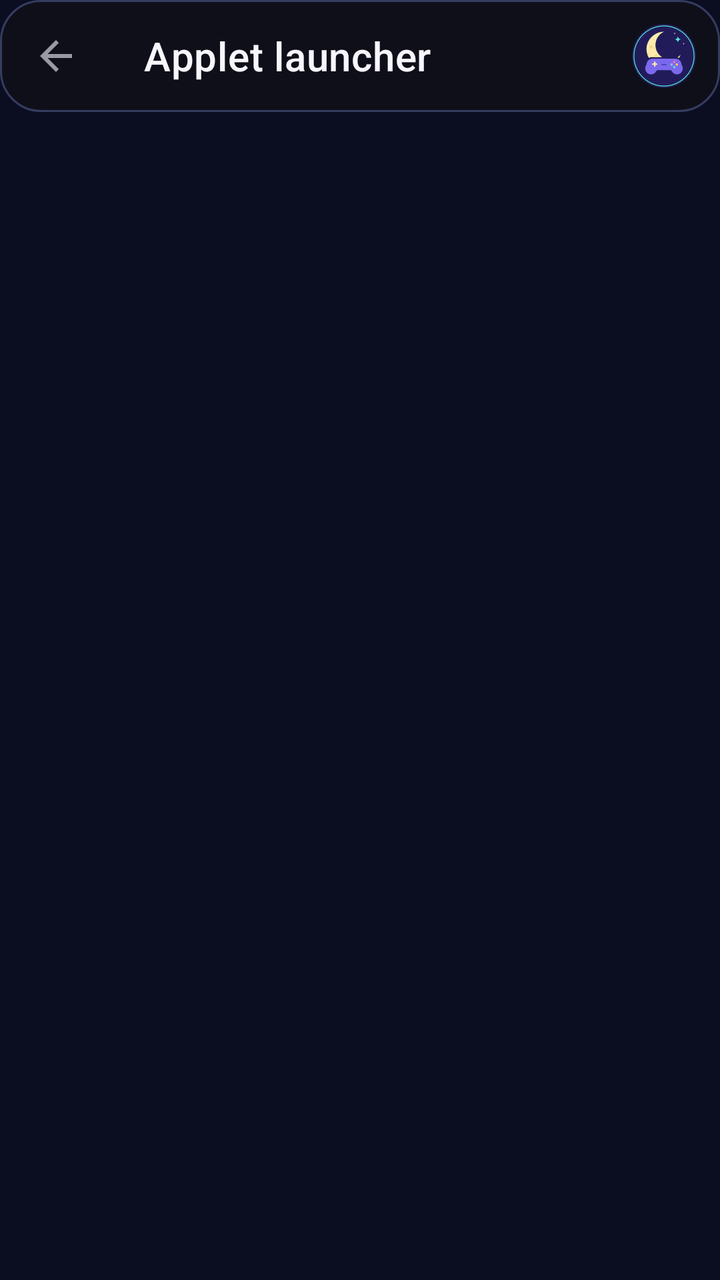
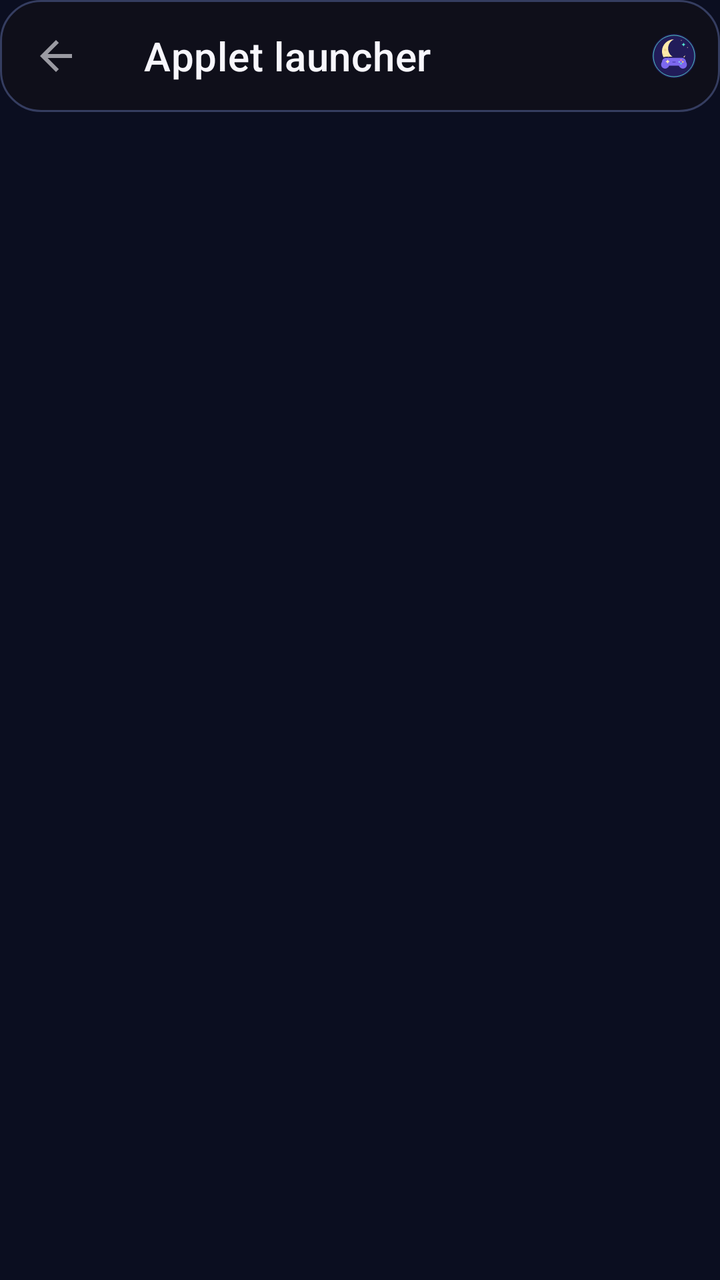

Screens rendered from an Android XML layout before and after an edit, with the pre-edit source and the edit as a unified diff.
<!-- AndroidManifest.xml: fallback theme Theme.MaterialComponents.DayNight.NoActionBar -->
<!-- res/layout/fragment_applet_launcher.xml -->
<?xml version="1.0" encoding="utf-8"?>
<androidx.coordinatorlayout.widget.CoordinatorLayout xmlns:android="http://schemas.android.com/apk/res/android"
    xmlns:app="http://schemas.android.com/apk/res-auto"
    android:id="@+id/coordinator_applets"
    android:layout_width="match_parent"
    android:layout_height="match_parent"
    android:background="@drawable/moonwitch_background">

    <com.google.android.material.appbar.AppBarLayout
        android:id="@+id/appbar_applets"
        style="@style/Widget.Eden.TransparentTopAppBarLayout"
        android:layout_width="match_parent"
        android:layout_height="wrap_content"
        android:fitsSystemWindows="true"
        android:touchscreenBlocksFocus="false">

        <com.google.android.material.appbar.MaterialToolbar
            android:id="@+id/toolbar_applets"
            style="@style/Widget.Eden.TransparentTopToolbar"
            android:layout_width="match_parent"
            android:layout_height="?attr/actionBarSize"
            android:touchscreenBlocksFocus="false"
            app:navigationIcon="@drawable/ic_back"
            app:title="@string/applets" ><ImageView android:layout_width="32dp" android:layout_height="32dp" android:layout_gravity="end" android:layout_marginEnd="12dp" android:src="@drawable/ic_moonwitch_mark" android:importantForAccessibility="no"/></com.google.android.material.appbar.MaterialToolbar>

    </com.google.android.material.appbar.AppBarLayout>

    <androidx.recyclerview.widget.RecyclerView
        android:id="@+id/list_applets"
        android:layout_width="match_parent"
        android:layout_height="match_parent"
        android:clipToPadding="false"
        app:layout_behavior="@string/appbar_scrolling_view_behavior" />

</androidx.coordinatorlayout.widget.CoordinatorLayout>
<!-- resources referenced by this layout -->
<resources>
  <!-- drawable ic_back (drawable) -->
  <vector xmlns:android="http://schemas.android.com/apk/res/android"
      android:width="24dp"
      android:height="24dp"
      android:autoMirrored="true"
      android:viewportWidth="24"
      android:viewportHeight="24">
      <path
          android:fillColor="?attr/colorControlNormal"
          android:pathData="M20,11H7.83l5.59,-5.59L12,4l-8,8 8,8 1.41,-1.41L7.83,13H20v-2z" />
  </vector>
  <!-- drawable ic_moonwitch_mark: vector/xml drawable (drawable, 2291 chars, omitted) -->
  <!-- drawable moonwitch_background (drawable) -->
  <shape xmlns:android="http://schemas.android.com/apk/res/android"><solid android:color="@color/mw_reform_bg"/></shape>
  <string name="applets">Applet launcher</string>
  <style name="Widget.Eden.TransparentTopAppBarLayout" parent="">
          <item name="android:background">@android:color/transparent</item>
          <item name="android:elevation">0dp</item>
          <item name="android:stateListAnimator">@null</item>
          <item name="elevation">0dp</item>
          <item name="liftOnScroll">false</item>
          <item name="statusBarForeground">@android:color/transparent</item>
      </style>
  <style name="Widget.Eden.TransparentTopToolbar" parent="">
          <item name="android:background">@drawable/mw_reformulation_toolbar_surface</item>
          <item name="android:elevation">0dp</item>
          <item name="backgroundTint">@android:color/transparent</item>
          <item name="titleTextColor">@color/mw_ui_text</item>
          <item name="subtitleTextColor">@color/mw_ui_text_2</item>
          <item name="navigationIconTint">@color/mw_ui_text</item>
      </style>
  <color name="mw_reform_bg">#0B0E20</color>
  <!-- drawable mw_reformulation_toolbar_surface (drawable) -->
  <?xml version="1.0" encoding="utf-8"?>
  <shape xmlns:android="http://schemas.android.com/apk/res/android" android:shape="rectangle"><solid android:color="#E610101A"/><corners android:radius="20dp"/><stroke android:width="1dp" android:color="@color/mw_ui_border"/></shape>
  <color name="mw_ui_text">#F7F6FC</color>
  <color name="mw_ui_text_2">#B7BED5</color>
  <color name="mw_ui_border">#353D60</color>
</resources>

<!-- the commit's change to res/layout/fragment_applet_launcher.xml (unified diff, before → after) -->
@@ -21,7 +21,7 @@
             android:layout_height="?attr/actionBarSize"
             android:touchscreenBlocksFocus="false"
             app:navigationIcon="@drawable/ic_back"
-            app:title="@string/applets" ><ImageView android:layout_width="32dp" android:layout_height="32dp" android:layout_gravity="end" android:layout_marginEnd="12dp" android:src="@drawable/ic_moonwitch_mark" android:importantForAccessibility="no"/></com.google.android.material.appbar.MaterialToolbar>
+            app:title="@string/applets" ><ImageView android:layout_width="22dp" android:layout_height="22dp" android:layout_gravity="end" android:layout_marginEnd="12dp" android:src="@drawable/ic_moonwitch_mark" android:importantForAccessibility="no"/></com.google.android.material.appbar.MaterialToolbar>
 
     </com.google.android.material.appbar.AppBarLayout>
 
